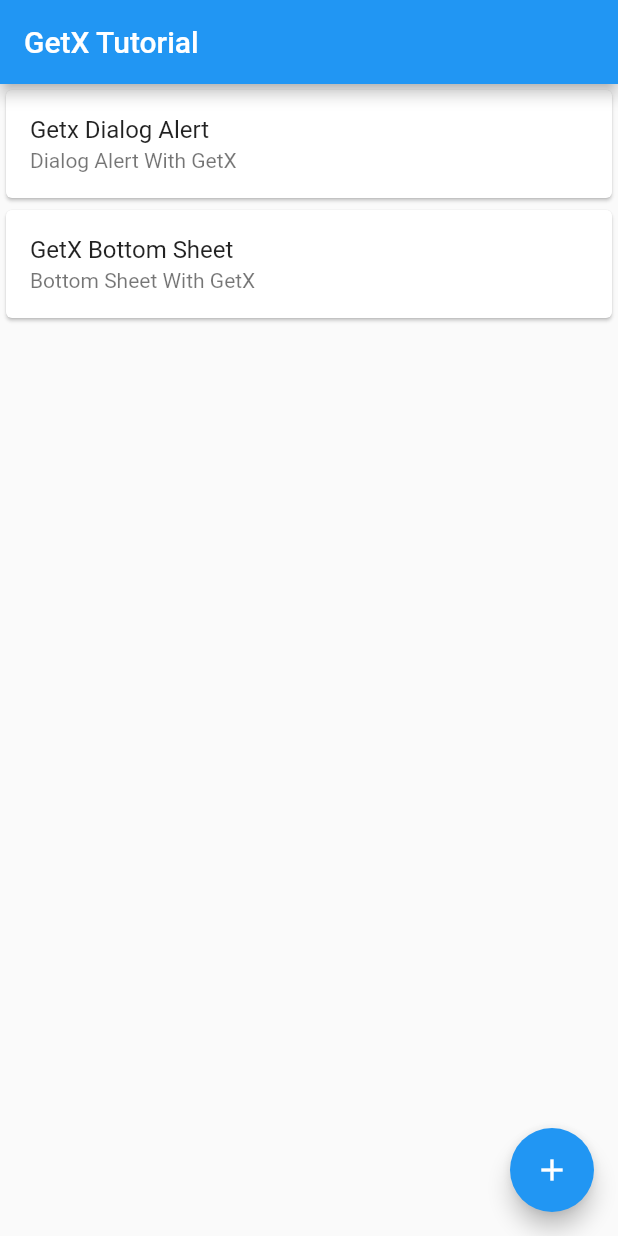
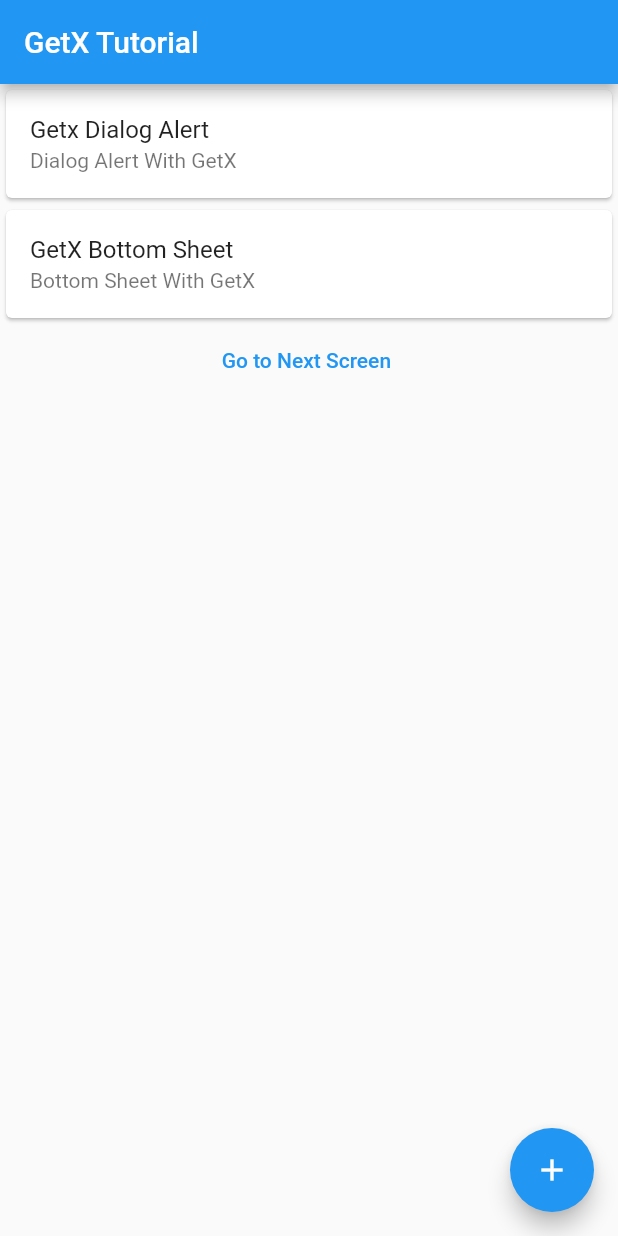
Before and after one commit to mohit-52/GetX-State-Management, a Flutter app: the screen it shows after launch, on a phone screen of 412 x 824 dp. Run offline on Flutter 3.47's test engine with Material 2 defaults, Android fonts, the phone set to English and light mode, and no system bars; our stand-ins replace get.

Commit message:
GetX Navigator & Routes

```diff
--- a/lib/home_screen.dart
+++ b/lib/home_screen.dart
@@ -1,5 +1,6 @@
 import 'package:flutter/material.dart';
 import 'package:get/get.dart';
+import 'package:learning_getx/screen_one.dart';
 
 class HomeScreen extends StatefulWidget {
   const HomeScreen({Key? key}) : super(key: key);
@@ -51,10 +52,9 @@ class _HomeScreenState extends State<HomeScreen> {
                           title: Text("Light Theme"),
                           onTap: () {
                             print("Tapped Light");
-                            Get.changeTheme(ThemeData.light(useMaterial3: true));
-                            setState(() {
-
-                            });
+                            Get.changeTheme(
+                                ThemeData.light(useMaterial3: true));
+                            setState(() {});
                           },
                         ),
                         ListTile(
@@ -63,9 +63,7 @@ class _HomeScreenState extends State<HomeScreen> {
                           onTap: () {
                             print("Tapped Dark");
                             Get.changeTheme(ThemeData.dark(useMaterial3: true));
-                            setState(() {
-
-                            });
+                            setState(() {});
                           },
                         ),
                       ],
@@ -73,6 +71,15 @@ class _HomeScreenState extends State<HomeScreen> {
                   ),
                 );
               },
+            ),
+          ),
+          Center(
+            child: TextButton(
+              onPressed: () {
+                Get.toNamed('/screen1', arguments: ['Mohit', 'Sharma']);
+                // Get.to(ScreenOne(title: "Mohit",));
+              },
+              child: Text("Go to Next Screen "),
             ),
           )
         ],
--- a/lib/main.dart
+++ b/lib/main.dart
@@ -1,5 +1,7 @@
 import 'package:flutter/material.dart';
 import 'package:get/get.dart';
+import 'package:learning_getx/screen_one.dart';
+import 'package:learning_getx/screen_two.dart';
 import 'home_screen.dart';
 
 void main() {
@@ -21,6 +23,11 @@ class MyApp extends StatelessWidget {
         // useMaterial3: false,
       ),
       home:  HomeScreen(),
+      getPages: [
+        GetPage(name: '/', page: ()=> HomeScreen()),
+        GetPage(name: '/screen1', page: ()=> ScreenOne()),
+        GetPage(name: '/screen2', page: ()=> ScreenTwo()),
+      ],
     );
   }
 }
```
Also changed, not shown: lib/screen_one.dart (added, +26 -0 lines), lib/screen_two.dart (added, +27 -0 lines).
